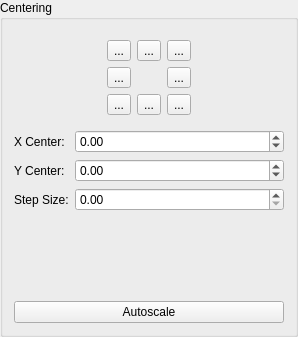
Above: qxrdcenterfinderdialog.ui from guyjennings/qxrd before the change. Below: the same form after it.
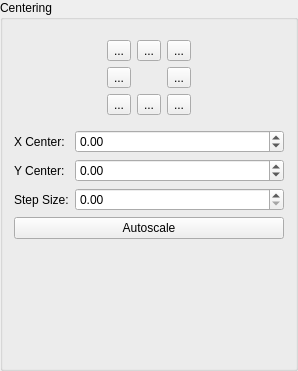
That is the form after the change. Icons and pictures are not drawn.

Commit message: Modified user interface to use tool box widgets

What changed in the file:
```diff
--- a/qxrdcenterfinderdialog.ui
+++ b/qxrdcenterfinderdialog.ui
@@ -7,7 +7,7 @@
     <x>0</x>
     <y>0</y>
     <width>298</width>
-    <height>337</height>
+    <height>371</height>
    </rect>
   </property>
   <property name="windowTitle">
@@ -273,6 +273,19 @@
      </property>
     </widget>
    </item>
+   <item row="3" column="0">
+    <spacer name="verticalSpacer">
+     <property name="orientation">
+      <enum>Qt::Vertical</enum>
+     </property>
+     <property name="sizeHint" stdset="0">
+      <size>
+       <width>20</width>
+       <height>40</height>
+      </size>
+     </property>
+    </spacer>
+   </item>
   </layout>
  </widget>
  <resources>
```
Left out of the diff: 1 changed line with no effect on the pictures. The commit also changes 4 other files.
